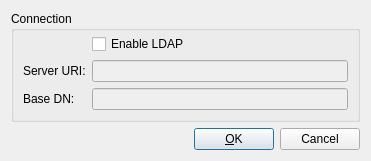
Qt form resources/qt4/ui/user/preferences_dialog.ui (DLR-SC/DataFinder) before a commit.
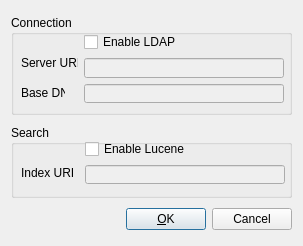
The same form after that commit. Icons and pictures are not drawn.

Commit message: Added lucene specific preferences editing.

Patch:
```diff
--- a/resources/qt4/ui/user/preferences_dialog.ui
+++ b/resources/qt4/ui/user/preferences_dialog.ui
@@ -1,12 +1,12 @@
 <ui version="4.0" >
  <class>preferencesDialog</class>
- <widget class="QDialog" name="preferencesDialog" >
-  <property name="geometry" >
+ <widget class="QDialog" name="preferencesDialog">
+  <property name="geometry">
    <rect>
     <x>0</x>
     <y>0</y>
-    <width>371</width>
-    <height>153</height>
+    <width>303</width>
+    <height>246</height>
    </rect>
   </property>
   <property name="sizePolicy" >
@@ -34,56 +34,198 @@
        <verstretch>0</verstretch>
       </sizepolicy>
      </property>
-     <property name="title" >
+     <property name="minimumSize">
+      <size>
+       <width>0</width>
+       <height>100</height>
+      </size>
+     </property>
+     <property name="maximumSize">
+      <size>
+       <width>16777215</width>
+       <height>100</height>
+      </size>
+     </property>
+     <property name="title">
       <string>Connection</string>
      </property>
-     <layout class="QFormLayout" name="formLayout" >
-      <property name="fieldGrowthPolicy" >
-       <enum>QFormLayout::AllNonFixedFieldsGrow</enum>
+     <widget class="QLabel" name="label_2">
+      <property name="geometry">
+       <rect>
+        <x>10</x>
+        <y>40</y>
+        <width>57</width>
+        <height>16</height>
+       </rect>
       </property>
-      <property name="topMargin" >
-       <number>3</number>
+      <property name="text">
+       <string>Server URI:</string>
       </property>
-      <item row="1" column="0" >
-       <widget class="QLabel" name="label_2" >
-        <property name="text" >
-         <string>Server URI:</string>
-        </property>
-       </widget>
-      </item>
-      <item row="1" column="1" >
-       <widget class="QLineEdit" name="serverUriLineEdit" >
-        <property name="enabled" >
-         <bool>false</bool>
-        </property>
-       </widget>
-      </item>
-      <item row="2" column="0" >
-       <widget class="QLabel" name="label_3" >
-        <property name="text" >
-         <string>Base DN:</string>
-        </property>
-       </widget>
-      </item>
-      <item row="2" column="1" >
-       <widget class="QLineEdit" name="baseDnLineEdit" >
-        <property name="enabled" >
-         <bool>false</bool>
-        </property>
-       </widget>
-      </item>
-      <item row="0" column="1" >
-       <widget class="QCheckBox" name="useLdapCheckBox" >
-        <property name="text" >
-         <string>Enable LDAP</string>
-        </property>
-       </widget>
-      </item>
-     </layout>
+     </widget>
+     <widget class="QLabel" name="label_3">
+      <property name="geometry">
+       <rect>
+        <x>10</x>
+        <y>70</y>
+        <width>44</width>
+        <height>16</height>
+       </rect>
+      </property>
+      <property name="text">
+       <string>Base DN:</string>
+      </property>
+     </widget>
+     <widget class="QWidget" name="layoutWidget">
+      <property name="geometry">
+       <rect>
+        <x>73</x>
+        <y>17</y>
+        <width>211</width>
+        <height>71</height>
+       </rect>
+      </property>
+      <layout class="QVBoxLayout" name="verticalLayout_2">
+       <item>
+        <widget class="QCheckBox" name="useLdapCheckBox">
+         <property name="maximumSize">
+          <size>
+           <width>140</width>
+           <height>16777215</height>
+          </size>
+         </property>
+         <property name="text">
+          <string>Enable LDAP</string>
+         </property>
+        </widget>
+       </item>
+       <item>
+        <widget class="QLineEdit" name="serverUriLineEdit">
+         <property name="enabled">
+          <bool>false</bool>
+         </property>
+         <property name="minimumSize">
+          <size>
+           <width>200</width>
+           <height>0</height>
+          </size>
+         </property>
+         <property name="maximumSize">
+          <size>
+           <width>200</width>
+           <height>16777215</height>
+          </size>
+         </property>
+        </widget>
+       </item>
+       <item>
+        <widget class="QLineEdit" name="baseDnLineEdit">
+         <property name="enabled">
+          <bool>false</bool>
+         </property>
+         <property name="minimumSize">
+          <size>
+           <width>200</width>
+           <height>0</height>
+          </size>
+         </property>
+         <property name="maximumSize">
+          <size>
+           <width>200</width>
+           <height>16777215</height>
+          </size>
+         </property>
+        </widget>
+       </item>
+      </layout>
+     </widget>
+     <zorder>layoutWidget</zorder>
+     <zorder>label_2</zorder>
+     <zorder>label_3</zorder>
     </widget>
    </item>
    <item>
-    <layout class="QHBoxLayout" name="horizontalLayout" >
+    <widget class="QGroupBox" name="groupBox_2">
+     <property name="enabled">
+      <bool>true</bool>
+     </property>
+     <property name="minimumSize">
+      <size>
+       <width>0</width>
+       <height>73</height>
+      </size>
+     </property>
+     <property name="maximumSize">
+      <size>
+       <width>16777215</width>
+       <height>73</height>
+      </size>
+     </property>
+     <property name="title">
+      <string>Search</string>
+     </property>
+     <widget class="QLabel" name="label_4">
+      <property name="geometry">
+       <rect>
+        <x>10</x>
+        <y>40</y>
+        <width>53</width>
+        <height>16</height>
+       </rect>
+      </property>
+      <property name="text">
+       <string>Index URI:</string>
+      </property>
+     </widget>
+     <widget class="QWidget" name="layoutWidget">
+      <property name="geometry">
+       <rect>
+        <x>74</x>
+        <y>14</y>
+        <width>211</width>
+        <height>45</height>
+       </rect>
+      </property>
+      <layout class="QVBoxLayout" name="verticalLayout_3">
+       <item>
+        <widget class="QCheckBox" name="useLuceneCheckBox">
+         <property name="maximumSize">
+          <size>
+           <width>140</width>
+           <height>16777215</height>
+          </size>
+         </property>
+         <property name="text">
+          <string>Enable Lucene</string>
+         </property>
+        </widget>
+       </item>
+       <item>
+        <widget class="QLineEdit" name="indexUriLineEdit">
+         <property name="enabled">
+          <bool>false</bool>
+         </property>
+         <property name="minimumSize">
+          <size>
+           <width>200</width>
+           <height>0</height>
+          </size>
+         </property>
+         <property name="maximumSize">
+          <size>
+           <width>200</width>
+           <height>16777215</height>
+          </size>
+         </property>
+        </widget>
+       </item>
+      </layout>
+     </widget>
+     <zorder>layoutWidget</zorder>
+     <zorder>label_4</zorder>
+    </widget>
+   </item>
+   <item>
+    <layout class="QHBoxLayout" name="horizontalLayout">
      <item>
       <spacer name="horizontalSpacer" >
        <property name="orientation" >
```
Left out of the diff: 49 changed lines with no effect on the pictures. The commit also changes 8 other files.
